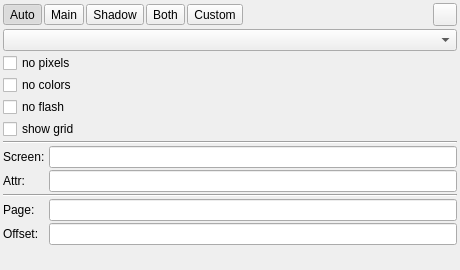
Before: the Qt Designer form ui/dbgwidgets/form_zxscreen.ui in Volutar/xpeccy-plus, drawn with Qt 5.
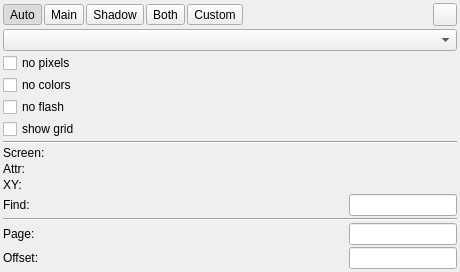
After: the same form once the commit is applied. Icons and pictures are not drawn. Custom widgets are drawn as their Qt base class.

Commit message: screen panel: read a dot by pointing at it, and take the picture on time

```diff
--- a/ui/dbgwidgets/form_zxscreen.ui
+++ b/ui/dbgwidgets/form_zxscreen.ui
@@ -217,12 +217,15 @@
           </widget>
          </item>
          <item row="0" column="1">
-          <widget class="xHexSpin" name="leScr">
+          <widget class="QLabel" name="labScrPix">
            <property name="toolTip">
             <string>Address of the pixel byte holding the dot you clicked. Click the picture to set it, right click for Copy</string>
            </property>
-           <property name="readOnly">
-            <bool>true</bool>
+           <property name="text">
+            <string/>
+           </property>
+           <property name="alignment">
+            <set>Qt::AlignRight|Qt::AlignVCenter</set>
            </property>
           </widget>
          </item>
@@ -237,23 +240,66 @@
           </widget>
          </item>
          <item row="1" column="1">
-          <widget class="xHexSpin" name="leAtr">
+          <widget class="QLabel" name="labScrAtr">
            <property name="toolTip">
             <string>Address of the attribute byte colouring the cell you clicked. Click the picture to set it, right click for Copy</string>
            </property>
-           <property name="readOnly">
-            <bool>true</bool>
+           <property name="text">
+            <string/>
            </property>
+           <property name="alignment">
+            <set>Qt::AlignRight|Qt::AlignVCenter</set>
+           </property>
           </widget>
          </item>
-         <item row="2" column="0" colspan="2">
+         <item row="2" column="0">
+          <widget class="QLabel" name="labScrXYCap">
+           <property name="toolTip">
+            <string>Where the cursor is on the screen, in pixels from the top left corner</string>
+           </property>
+           <property name="text">
+            <string>XY:</string>
+           </property>
+          </widget>
+         </item>
+         <item row="2" column="1">
+          <widget class="QLabel" name="labScrXY">
+           <property name="toolTip">
+            <string>Where the cursor is on the screen, in pixels from the top left corner</string>
+           </property>
+           <property name="text">
+            <string/>
+           </property>
+           <property name="alignment">
+            <set>Qt::AlignRight|Qt::AlignVCenter</set>
+           </property>
+          </widget>
+         </item>
+         <item row="3" column="0">
+          <widget class="QLabel" name="labScrFindCap">
+           <property name="toolTip">
+            <string>Type an address and the picture marks the dot it holds - the raster or the attributes, whichever the address is</string>
+           </property>
+           <property name="text">
+            <string>Find:</string>
+           </property>
+          </widget>
+         </item>
+         <item row="3" column="1" alignment="Qt::AlignRight">
+          <widget class="xHexSpin" name="leScrFind">
+           <property name="toolTip">
+            <string>Type an address and the picture marks the dot it holds - the raster or the attributes, whichever the address is</string>
+           </property>
+          </widget>
+         </item>
+         <item row="4" column="0" colspan="2">
           <widget class="Line" name="lineScrTwo">
            <property name="orientation">
             <enum>Qt::Horizontal</enum>
            </property>
           </widget>
          </item>
-         <item row="3" column="0">
+         <item row="5" column="0">
           <widget class="QLabel" name="labScrPageCap">
            <property name="toolTip">
             <string>16K page the screen is read from, in hex</string>
@@ -263,14 +309,14 @@
            </property>
           </widget>
          </item>
-         <item row="3" column="1">
+         <item row="5" column="1" alignment="Qt::AlignRight">
           <widget class="xHexSpin" name="leScrPage">
            <property name="toolTip">
             <string>16K page the screen is read from, in hex</string>
            </property>
           </widget>
          </item>
-         <item row="4" column="0">
+         <item row="6" column="0">
           <widget class="QLabel" name="labScrOfsCap">
            <property name="toolTip">
             <string>Where the screen starts inside that page</string>
@@ -280,7 +326,7 @@
            </property>
           </widget>
          </item>
-         <item row="4" column="1">
+         <item row="6" column="1" alignment="Qt::AlignRight">
           <widget class="xHexSpin" name="leScrAdr">
            <property name="toolTip">
             <string>Where the screen starts inside that page</string>
```
Left out of the diff: 8 changed lines with no effect on the pictures. The commit also changes 11 other files.
